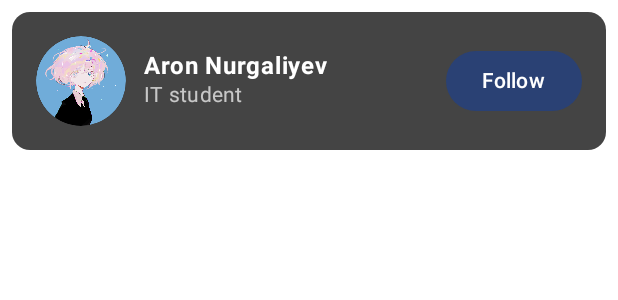
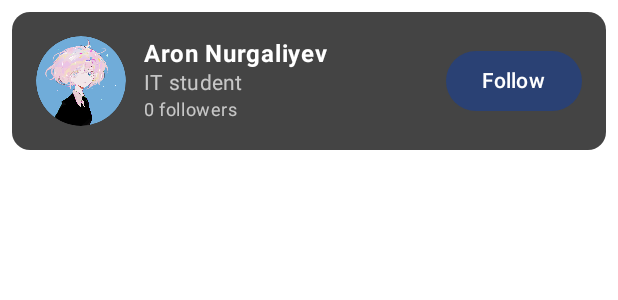
Before and after one commit to noraa9/myapp, an Android app built with Jetpack Compose: the @Preview function DefaultPreview, on a phone screen of 412 x 824 dp. Shown: the top 300 px of the screen. Run offline under Robolectric (Android 15) with nearby library versions, the phone set to English and light mode, and no system bars.

Commit message:
feat: implement Practice Task 2 - improved ProfileCard
- Added Follow/Unfollow toggle using rememberSaveable
- Implemented live follower count with animateIntAsState
- Applied animateColorAsState for smooth button and text color changes
- Added rainbow border animation on Follow for enhanced UX

```diff
--- a/app/src/main/java/com/example/myapplication/MainActivity.kt
+++ b/app/src/main/java/com/example/myapplication/MainActivity.kt
@@ -3,6 +3,10 @@ package com.example.myapplication
 import android.os.Bundle
 import androidx.activity.ComponentActivity
 import androidx.activity.compose.setContent
+import androidx.compose.animation.animateColor
+import androidx.compose.animation.animateColorAsState
+import androidx.compose.animation.core.animateIntAsState
+import androidx.compose.animation.core.tween
 import androidx.compose.foundation.Image
 import androidx.compose.foundation.background
 import androidx.compose.foundation.layout.Box
@@ -18,7 +22,9 @@ import androidx.compose.material3.Surface
 import androidx.compose.material3.Text
 import androidx.compose.runtime.Composable
 import androidx.compose.runtime.mutableStateOf
-import androidx.compose.runtime.remember
+import androidx.compose.animation.core.*
+import androidx.compose.foundation.BorderStroke
+import androidx.compose.runtime.LaunchedEffect
 import androidx.compose.runtime.setValue
 import androidx.compose.ui.Alignment
 import androidx.compose.ui.Modifier
@@ -30,6 +36,8 @@ import androidx.compose.ui.tooling.preview.Preview
 import androidx.compose.ui.unit.dp
 import com.example.myapplication.ui.theme.MyApplicationTheme
 import androidx.compose.runtime.getValue
+import androidx.compose.runtime.mutableIntStateOf
+import androidx.compose.runtime.saveable.rememberSaveable
 
 
 class MainActivity : ComponentActivity() {
@@ -49,7 +57,62 @@ class MainActivity : ComponentActivity() {
 
 @Composable
 fun ProfileCard() {
-    var isFollowed by remember { mutableStateOf(false) } // <-- исправлено
+    var isFollowed by rememberSaveable { mutableStateOf(false) }
+    var followers by rememberSaveable { mutableIntStateOf(0) }
+
+    var rainbowActive by rememberSaveable { mutableStateOf(false) }
+
+    val rainbowColors = listOf(
+        Color(243,190,190),
+        Color(244,214,198),
+        Color(251,243,209),
+        Color(208,243,205),
+        Color(201,229,255),
+    )
+
+    val infiniteTransition = rememberInfiniteTransition(label = "rainbow")
+    val rainbowColor by infiniteTransition.animateColor(
+        initialValue = rainbowColors.first(),
+        targetValue = rainbowColors.last(),
+        animationSpec = infiniteRepeatable(
+            animation = keyframes {
+                durationMillis = 750
+                rainbowColors.forEachIndexed { index, color ->
+                    color at (index * 150)
+                }
+            },
+            repeatMode = RepeatMode.Restart
+        ),
+        label = "rainbowAnimate"
+    )
+
+    val buttonColor by animateColorAsState(
+        targetValue = if (isFollowed) Color.Gray else MaterialTheme.colorScheme.primary,
+        animationSpec = tween(durationMillis = 200),
+        label = "btnColor"
+    )
+
+    val textColor by animateColorAsState(
+        targetValue = if (isFollowed) Color.Black else Color.White,
+        animationSpec = tween(durationMillis = 200)
+    )
+
+    val animatedFollowers by animateIntAsState(
+        targetValue = followers,
+        animationSpec = tween(200)
+    )
+
+//    Кароче, контур
+    val border = if (rainbowActive) {
+        BorderStroke(3.dp, rainbowColor)
+    } else null
+
+    LaunchedEffect(rainbowActive) {
+        if (rainbowActive) {
+            kotlinx.coroutines.delay(1500)
+            rainbowActive = false
+        }
+    }
 
     Box(
         modifier = Modifier
@@ -63,7 +126,6 @@ fun ProfileCard() {
             verticalAlignment = Alignment.CenterVertically,
             modifier = Modifier.fillMaxWidth()
         ) {
-
             Surface(
                 modifier = Modifier.size(60.dp),
                 shape = CircleShape,
@@ -92,18 +154,38 @@ fun ProfileCard() {
                     color = Color.White.copy(alpha = 0.7f),
                     style = MaterialTheme.typography.bodyMedium
                 )
+                Text(
+                    text = "$animatedFollowers followers",
+                    color = Color.White.copy(alpha = .7f),
+                    style = MaterialTheme.typography.bodySmall
+                )
             }
 
             androidx.compose.material3.Button(
-                onClick = { isFollowed = !isFollowed },
-                shape = RoundedCornerShape(20.dp)
+                onClick = {
+                    if (isFollowed) {
+                        isFollowed = false
+                        if (followers > 0) followers -= 1
+                    } else {
+                        isFollowed = true
+                        followers += 1
+                        rainbowActive = true
+                    }
+                },
+                shape = RoundedCornerShape(20.dp),
+                border = border,
+                colors = androidx.compose.material3.ButtonDefaults.buttonColors(
+                    containerColor = buttonColor
+                )
             ) {
-                Text(text = if (isFollowed) "Followed" else "Follow")
+                Text(
+                    text = if (isFollowed) "Followed" else "Follow",
+                    color = textColor
+                )
             }
         }
     }
 }
-
 
 
 
```
